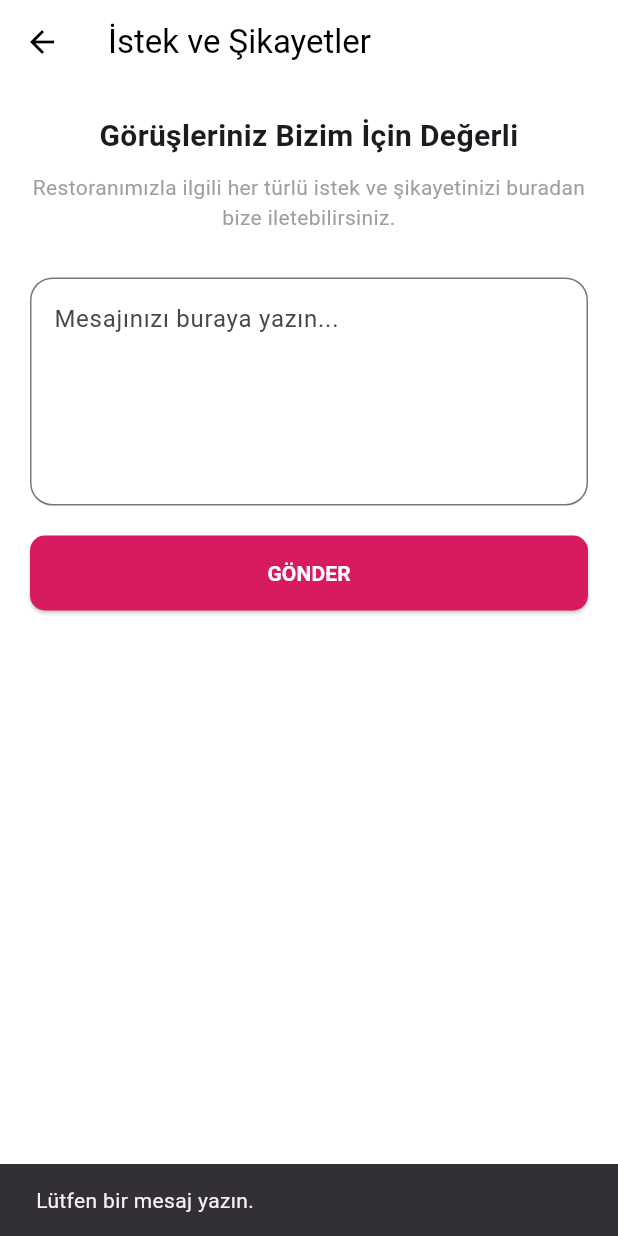
After one commit to Trust-in-depth/sakura, a Flutter app: the FeedbackScreen screen opened directly, after a tap on "GÖNDER", on a phone screen of 412 x 824 dp. The commit adds this screen. Run offline on Flutter 3.47's test engine with Material 3 defaults, Android fonts, the phone set to English and light mode, and no system bars; our stand-ins replace cloud_firestore, firebase_auth, firebase_core; accounts and stored records are empty; network calls fail.

Commit message:
Şikayet-istek ekleme

```diff
--- /dev/null
+++ b/lib/screens/home/feedback_screen.dart
@@ -0,0 +1,140 @@
+import 'package:flutter/material.dart';
+import 'package:cloud_firestore/cloud_firestore.dart';
+import 'package:firebase_auth/firebase_auth.dart';
+
+class FeedbackScreen extends StatefulWidget {
+  const FeedbackScreen({super.key});
+
+  @override
+  State<FeedbackScreen> createState() => _FeedbackScreenState();
+}
+
+class _FeedbackScreenState extends State<FeedbackScreen> {
+  final _feedbackController = TextEditingController();
+  bool isLoading = false;
+
+  Future<void> _sendFeedback() async {
+    if (_feedbackController.text.trim().isEmpty) {
+      ScaffoldMessenger.of(
+        context,
+      ).showSnackBar(const SnackBar(content: Text("Lütfen bir mesaj yazın.")));
+      return;
+    }
+
+    setState(() => isLoading = true);
+
+    try {
+      final user = FirebaseAuth.instance.currentUser;
+
+      // FIRESTORE'A YAZMA İŞLEMİ
+      await FirebaseFirestore.instance.collection('feedbacks').add({
+        'userId': user?.uid ?? 'anonim',
+        'userEmail': user?.email ?? 'anonim',
+        'message': _feedbackController.text.trim(),
+        'createdAt': FieldValue.serverTimestamp(),
+        'status': 'beklemede', // Yöneticiler için durum takibi
+      });
+
+      if (mounted) {
+        _feedbackController.clear();
+        showDialog(
+          context: context,
+          builder: (ctx) => AlertDialog(
+            title: const Text("Teşekkürler! 🌸"),
+            content: const Text(
+              "Geri bildiriminiz başarıyla iletildi. İlginiz için teşekkür ederiz.",
+            ),
+            actions: [
+              TextButton(
+                onPressed: () {
+                  Navigator.pop(ctx);
+                  Navigator.pop(context);
+                },
+                child: const Text("Tamam"),
+              ),
+            ],
+          ),
+        );
+      }
+    } catch (e) {
+      if (mounted) {
+        ScaffoldMessenger.of(
+          context,
+        ).showSnackBar(SnackBar(content: Text("Hata oluştu: $e")));
+      }
+    } finally {
+      if (mounted) setState(() => isLoading = false);
+    }
+  }
+
+  @override
+  Widget build(BuildContext context) {
+    const themeColor = Color(0xFFD81B60);
+
+    return Scaffold(
+      appBar: AppBar(
+        title: const Text(
+          "İstek ve Şikayetler",
+          style: TextStyle(color: Colors.black),
+        ),
+        backgroundColor: Colors.white,
+        iconTheme: const IconThemeData(color: Colors.black),
+        elevation: 0,
+      ),
+      body: Padding(
+        padding: const EdgeInsets.all(20.0),
+        child: Column(
+          crossAxisAlignment: CrossAxisAlignment.stretch,
+          children: [
+            const Text(
+              "Görüşleriniz Bizim İçin Değerli",
+              style: TextStyle(fontSize: 20, fontWeight: FontWeight.bold),
+              textAlign: TextAlign.center,
+            ),
+            const SizedBox(height: 10),
+            const Text(
+              "Restoranımızla ilgili her türlü istek ve şikayetinizi buradan bize iletebilirsiniz.",
+              textAlign: TextAlign.center,
+              style: TextStyle(color: Colors.grey),
+            ),
+            const SizedBox(height: 30),
+            TextField(
+              controller: _feedbackController,
+              maxLines: 5,
+              decoration: InputDecoration(
+                hintText: "Mesajınızı buraya yazın...",
+                border: OutlineInputBorder(
+                  borderRadius: BorderRadius.circular(15),
+                ),
+                focusedBorder: OutlineInputBorder(
+                  borderSide: const BorderSide(color: themeColor, width: 2),
+                  borderRadius: BorderRadius.circular(15),
+                ),
+              ),
+            ),
+            const SizedBox(height: 20),
+            ElevatedButton(
+              onPressed: isLoading ? null : _sendFeedback,
+              style: ElevatedButton.styleFrom(
+                backgroundColor: themeColor,
+                padding: const EdgeInsets.symmetric(vertical: 15),
+                shape: RoundedRectangleBorder(
+                  borderRadius: BorderRadius.circular(10),
+                ),
+              ),
+              child: isLoading
+                  ? const CircularProgressIndicator(color: Colors.white)
+                  : const Text(
+                      "GÖNDER",
+                      style: TextStyle(
+                        color: Colors.white,
+                        fontWeight: FontWeight.bold,
+                      ),
+                    ),
+            ),
+          ],
+        ),
+      ),
+    );
+  }
+}
--- a/lib/screens/home/navigation_drawer_widget.dart
+++ b/lib/screens/home/navigation_drawer_widget.dart
@@ -7,6 +7,7 @@ import '../profile/user_info_screen.dart';
 import 'about_us_screen.dart';
 import '/providers/theme_provider.dart';
 import 'package:provider/provider.dart';
+import 'feedback_screen.dart';
 
 class NavigationDrawerWidget extends StatelessWidget {
   const NavigationDrawerWidget({super.key});
@@ -163,6 +164,21 @@ class NavigationDrawerWidget extends StatelessWidget {
           ),
 
           ListTile(
+            leading: const Icon(
+              Icons.message_outlined,
+              color: Colors.blueAccent,
+            ),
+            title: const Text("İstek ve Şikayetler"),
+            onTap: () {
+              Navigator.pop(context); // Drawer'ı kapat
+              Navigator.push(
+                context,
+                MaterialPageRoute(builder: (context) => const FeedbackScreen()),
+              );
+            },
+          ),
+
+          ListTile(
             leading: const Icon(Icons.exit_to_app, color: Colors.red),
             title: const Text("Çıkış", style: TextStyle(color: Colors.red)),
             onTap: () async {
```
